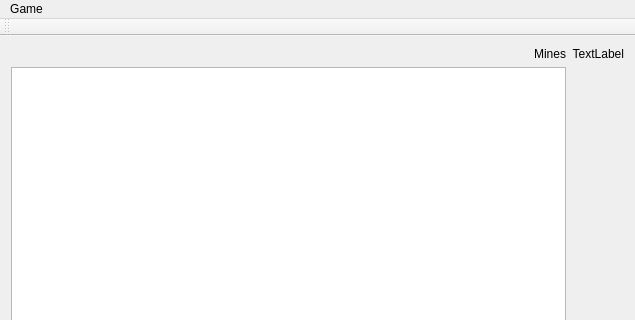
First picture: the form in MainWindow.ui, repository Deadlymouse1/Mines, before the edit; both pictures show x 0 to 635 and y 0 to 320 of the 635 by 618 pixel window.
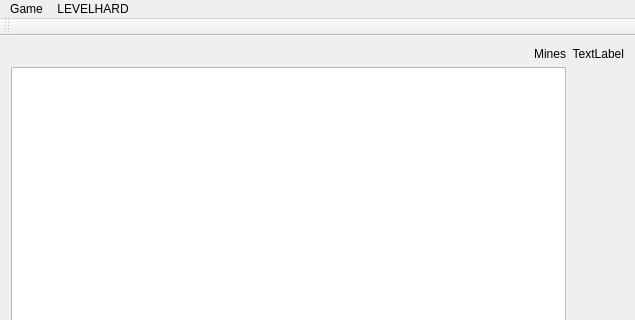
Second picture: the form after the edit.

Diff of the .ui file:
```diff
--- a/MainWindow.ui
+++ b/MainWindow.ui
@@ -57,7 +57,16 @@
     <addaction name="actionNew_Game"/>
     <addaction name="actionExit"/>
    </widget>
+   <widget class="QMenu" name="menuLEVELHARD">
+    <property name="title">
+     <string>LEVELHARD</string>
+    </property>
+    <addaction name="actionBeginner"/>
+    <addaction name="actionIntermediate"/>
+    <addaction name="actionExpert"/>
+   </widget>
    <addaction name="menuNew_game"/>
+   <addaction name="menuLEVELHARD"/>
   </widget>
   <widget class="QToolBar" name="mainToolBar">
    <attribute name="toolBarArea">
```
Left out of the diff: 15 changed lines with no effect on the pictures.
